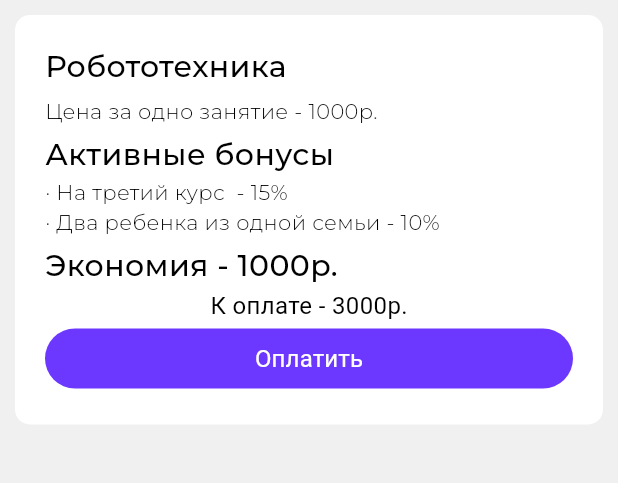
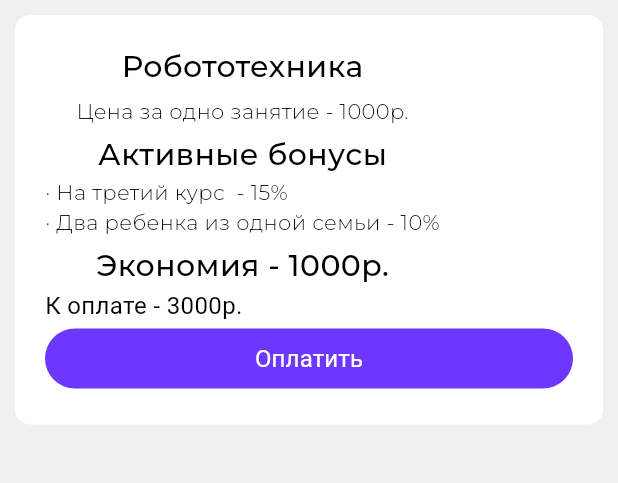
Before and after one commit to NoRulee/ingenerium, a Flutter app: the PaymentCalcPage screen opened directly, on a phone screen of 412 x 824 dp, the part 81-564 px from its top. Run offline on Flutter 3.47's test engine with Material 3 defaults, Android fonts, the light colour scheme and no system bars; Roboto replaces fonts that are missing (MontserratRegular); project files that could hold a hidden picture were left out.

Commit message:
fix: fix payment_calc_page

```diff
--- a/lib/src/presentation/payment_calculation_page.dart
+++ b/lib/src/presentation/payment_calculation_page.dart
@@ -14,11 +14,6 @@ class PaymentCalcPage extends StatelessWidget {
         child: Column(
           children: [
             const CustomAppBar(title: 'Оплата', arrowBack: true),
-          Expanded(
-            child: SingleChildScrollView(
-              child: Column(
-                mainAxisSize: MainAxisSize.max,
-                children: [
             Padding(
               padding: const EdgeInsets.all(10.0),
               child: Container(
@@ -32,6 +27,8 @@ class PaymentCalcPage extends StatelessWidget {
                   child: Column(
                     crossAxisAlignment: CrossAxisAlignment.start,
                     children: [
+                      Column(
+                        children: [
                           Text('Робототехника', style: getMediumTextStyle(context)),
                           const SizedBox(height: 5.0),
                           Text('Цена за одно занятие - 1000р.', style: getLightTextStyle(context)),
@@ -44,10 +41,9 @@ class PaymentCalcPage extends StatelessWidget {
                           ),
                           const SizedBox(height: 5.0),
                           Text('Экономия - 1000р.', style: getMediumTextStyle(context)),
-                            // Spacer(),
-                            Center(
-                              child: Text('К оплате - 3000р.', style: getRegularTextStyle(context)),
+                        ],
                       ),
+                      Text('К оплате - 3000р.', style: getRegularTextStyle(context)),
                       SizedBox(
                         width: double.infinity,
                         child: FilledButton(
@@ -55,10 +51,7 @@ class PaymentCalcPage extends StatelessWidget {
                             backgroundColor: MaterialStatePropertyAll(getPrimaryColor(context)),
                           ),
                           onPressed: () {},
-                                child: Text(
-                                  'Оплатить',
-                                  style: getRegularTextStyle(context, color: Colors.white),
-                                ),
+                          child: Text('Оплатить', style: getRegularTextStyle(context, color: Colors.white)),
                         ),
                       ),
                     ],
@@ -69,9 +62,6 @@ class PaymentCalcPage extends StatelessWidget {
           ],
         ),
       ),
-          ),
-        ],
-      )),
     );
   }
 }
```
Lines whose indentation alone changed are shown as unchanged.
